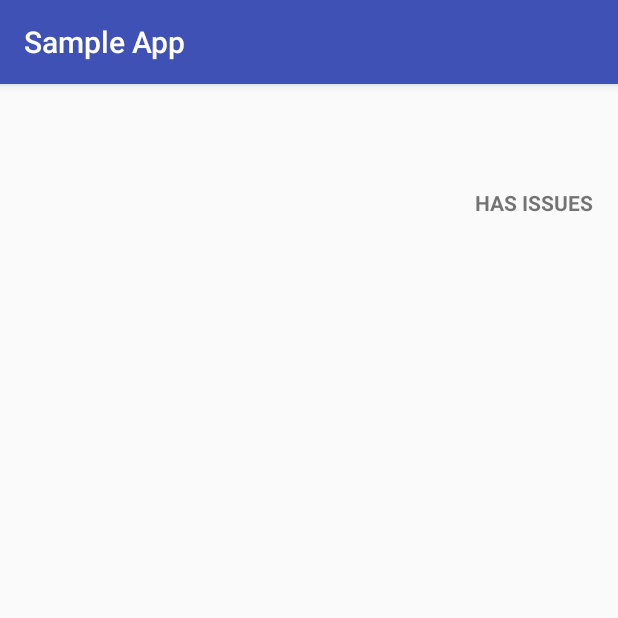
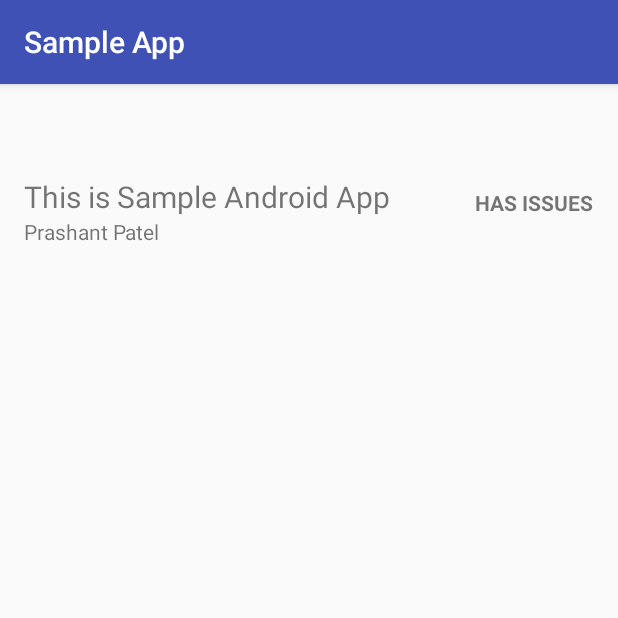
Before and after one commit to patelprashant/fetchGitSample, an Android app: the screen it shows after launch (MainActivity), on a phone screen of 412 x 824 dp, the top half of it. Run offline under Robolectric (Android 15) with nearby library versions, the phone set to English and light mode, and no system bars; our stand-ins replace data binding.

Commit message:
Added binding with view and ui model

```diff
--- a/app/src/main/java/com/example/fetchgitsample/MainActivity.kt
+++ b/app/src/main/java/com/example/fetchgitsample/MainActivity.kt
@@ -1,12 +1,25 @@
 package com.example.fetchgitsample
 
+import android.databinding.DataBindingUtil
 import android.os.Bundle
 import android.support.v7.app.AppCompatActivity
+import com.example.fetchgitsample.databinding.ActivityMainBinding
+import com.example.fetchgitsample.models.Repository
 
 class MainActivity : AppCompatActivity() {
+    private lateinit var binding: ActivityMainBinding
+    private var repository = Repository("This is Sample Android App", "Prashant Patel", 1000, true )
 
     override fun onCreate(savedInstanceState: Bundle?) {
         super.onCreate(savedInstanceState)
-        setContentView(R.layout.activity_main)
+        binding = DataBindingUtil.setContentView(this, R.layout.activity_main)
+        binding.repository = repository
+        binding.executePendingBindings()
+
+//        binding.apply {
+//            repositoryName.text = "This is Sample Android App"
+//            repositoryOwner.text = "Prashant Patel"
+//            numberOfStars.text = "10 stars"
+//        }
     }
 }
--- /dev/null
+++ b/app/src/main/java/com/example/fetchgitsample/models/Repository.kt
@@ -0,0 +1,3 @@
+package com.example.fetchgitsample.models
+
+class Repository(var repositoryName: String?, var repositoryOwner: String?, var numberOfStars: Int?, var hasIssues: Boolean = false)
--- a/app/src/main/res/layout/activity_main.xml
+++ b/app/src/main/res/layout/activity_main.xml
@@ -2,6 +2,12 @@
 <layout xmlns:android="http://schemas.android.com/apk/res/android"
     xmlns:app="http://schemas.android.com/apk/res-auto"
     xmlns:tools="http://schemas.android.com/tools">
+
+    <data>
+        <variable
+            name="repository"
+            type="com.example.fetchgitsample.models.Repository" />
+    </data>
 
     <android.support.constraint.ConstraintLayout
         android:layout_width="match_parent"
@@ -33,7 +39,6 @@
             android:layout_marginTop="8dp"
             android:text="@string/has_issues"
             android:textStyle="bold"
-            android:visibility="@{repository.hasIssues ? View.VISIBLE : View.GONE}"
             app:layout_constraintBottom_toBottomOf="@+id/repository_name"
             app:layout_constraintEnd_toEndOf="parent"
             app:layout_constraintHorizontal_bias="1.0"
@@ -64,7 +69,6 @@
             android:layout_marginEnd="16dp"
             android:layout_marginStart="16dp"
             android:layout_marginTop="8dp"
-            android:text="@{String.valueOf(repository.numberOfStars)}"
             app:layout_constraintBottom_toBottomOf="parent"
             app:layout_constraintEnd_toEndOf="parent"
             app:layout_constraintHorizontal_bias="1"
```
